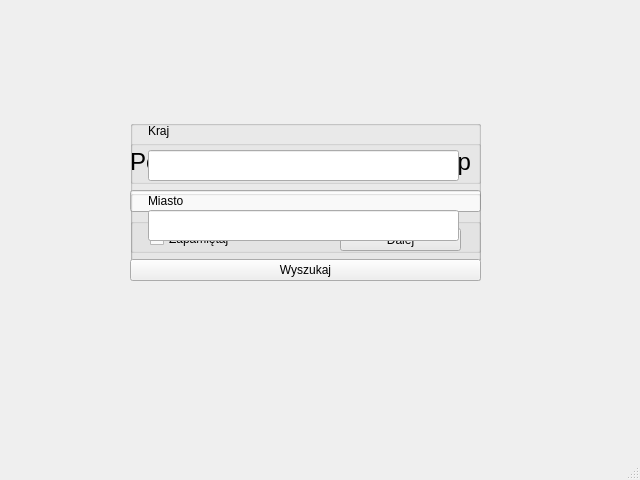
Old version of the form assets/MainWindow.ui in the repository a-wierzchowski/ProjektPogoda.
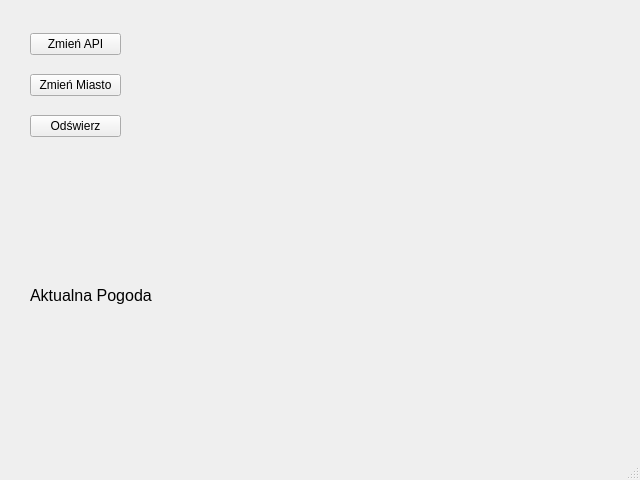
New version of the form.

What changed in the file:
```diff
--- a/assets/MainWindow.ui
+++ b/assets/MainWindow.ui
@@ -20,13 +20,38 @@
    <property name="contextMenuPolicy">
     <enum>Qt::CustomContextMenu</enum>
    </property>
+   <widget class="QStackedWidget" name="stackedWidget">
+    <property name="geometry">
+     <rect>
+      <x>0</x>
+      <y>0</y>
+      <width>631</width>
+      <height>451</height>
+     </rect>
+    </property>
+    <property name="minimumSize">
+     <size>
+      <width>631</width>
+      <height>0</height>
+     </size>
+    </property>
+    <property name="maximumSize">
+     <size>
+      <width>631</width>
+      <height>16777215</height>
+     </size>
+    </property>
+    <property name="currentIndex">
+     <number>2</number>
+    </property>
+    <widget class="QWidget" name="page_3">
    <widget class="QGroupBox" name="windowAPI">
     <property name="enabled">
      <bool>true</bool>
     </property>
     <property name="geometry">
      <rect>
-      <x>130</x>
+        <x>150</x>
       <y>140</y>
       <width>351</width>
       <height>121</height>
@@ -119,10 +144,12 @@
      </layout>
     </widget>
    </widget>
+    </widget>
+    <widget class="QWidget" name="page_4">
    <widget class="QGroupBox" name="windowCitySelect">
     <property name="geometry">
      <rect>
-      <x>130</x>
+        <x>150</x>
       <y>120</y>
       <width>351</width>
       <height>161</height>
@@ -208,7 +235,7 @@
        </widget>
       </item>
       <item>
-       <widget class="QPushButton" name="findButton">
+         <widget class="QPushButton" name="find_Button">
         <property name="enabled">
          <bool>true</bool>
         </property>
@@ -218,6 +245,56 @@
        </widget>
       </item>
      </layout>
+      </widget>
+     </widget>
+    </widget>
+    <widget class="QWidget" name="page_5">
+     <widget class="QWidget" name="verticalLayoutWidget_3">
+      <property name="geometry">
+       <rect>
+        <x>30</x>
+        <y>20</y>
+        <width>91</width>
+        <height>131</height>
+       </rect>
+      </property>
+      <layout class="QVBoxLayout" name="verticalLayout_3">
+       <item>
+        <widget class="QPushButton" name="change_api_button">
+         <property name="text">
+          <string>Zmień API</string>
+         </property>
+        </widget>
+       </item>
+       <item>
+        <widget class="QPushButton" name="change_city_button">
+         <property name="text">
+          <string>Zmień Miasto</string>
+         </property>
+        </widget>
+       </item>
+       <item>
+        <widget class="QPushButton" name="refresh_button">
+         <property name="text">
+          <string>Odświerz</string>
+         </property>
+        </widget>
+       </item>
+      </layout>
+     </widget>
+     <widget class="QLabel" name="pogoda_text">
+      <property name="geometry">
+       <rect>
+        <x>30</x>
+        <y>190</y>
+        <width>241</width>
+        <height>211</height>
+       </rect>
+      </property>
+      <property name="text">
+       <string>&lt;html&gt;&lt;head/&gt;&lt;body&gt;&lt;p align=&quot;justify&quot;&gt;&lt;span style=&quot; font-size:12pt;&quot;&gt;Aktualna Pogoda&lt;/span&gt;&lt;/p&gt;&lt;/body&gt;&lt;/html&gt;</string>
+      </property>
+     </widget>
     </widget>
    </widget>
   </widget>
```
Lines whose indentation alone changed are shown as unchanged.
